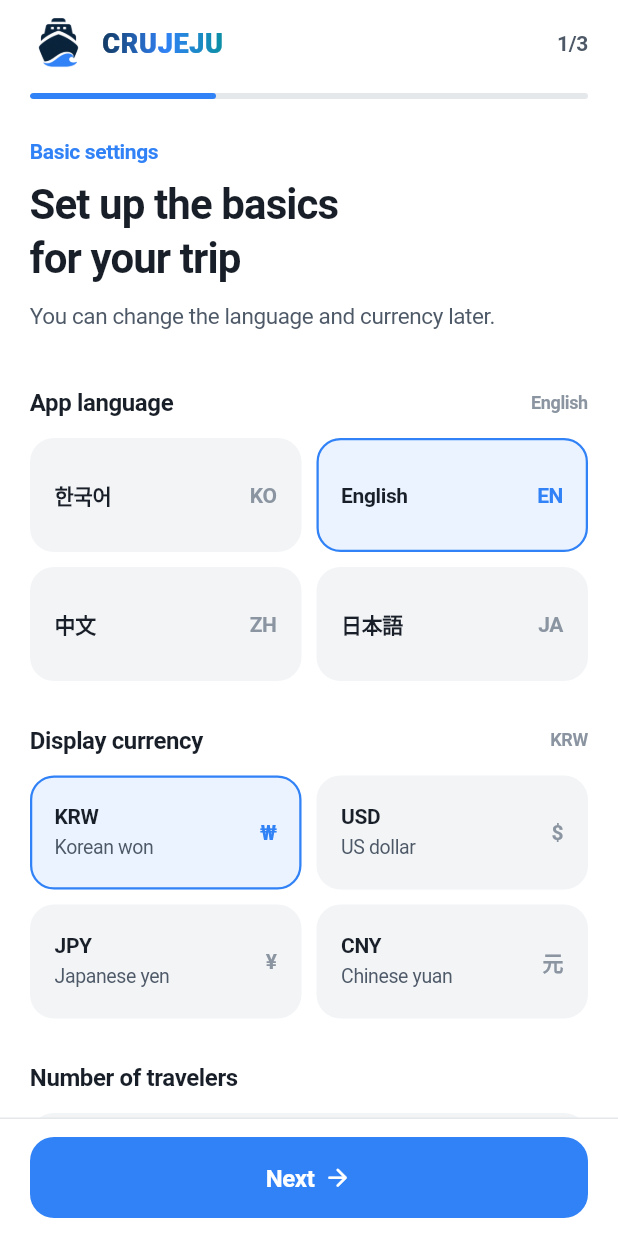
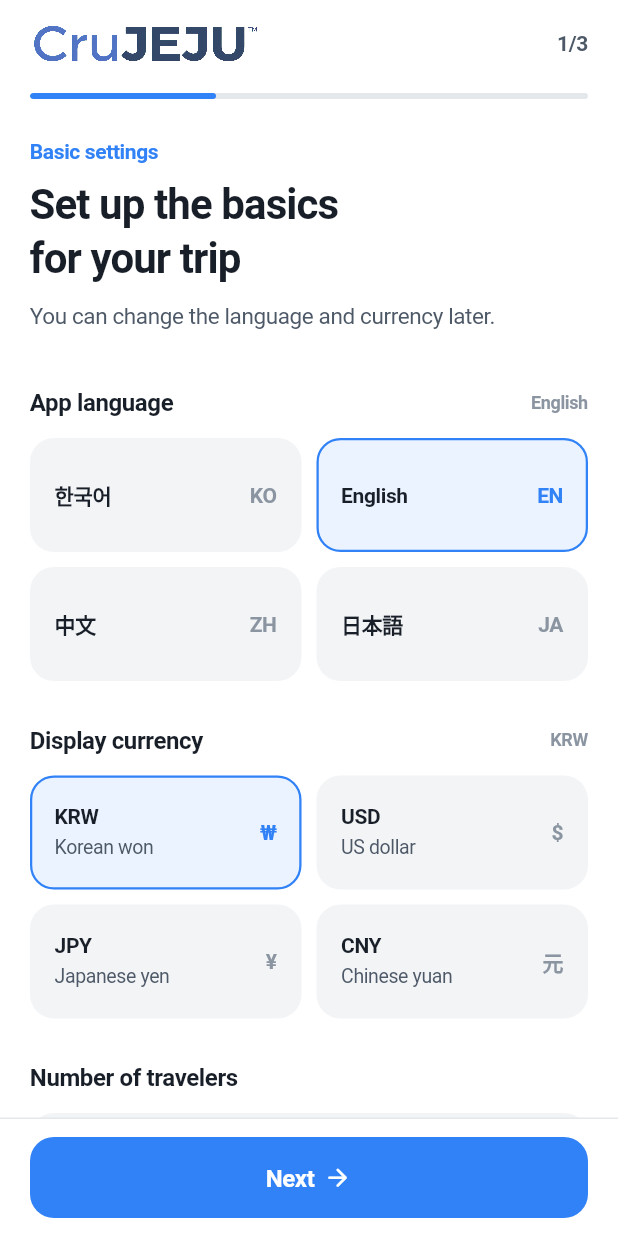
Before and after one commit to jiho01/crujeju, a Flutter app: the screen it shows after launch, after a tap on "English", on a phone screen of 412 x 824 dp. Run offline on Flutter 3.47's test engine with Material 3 defaults, Android fonts, the phone set to English and light mode, and no system bars; our stand-ins replace shared_preferences.

Commit message:
Use new CRUJEJU brand logo

```diff
--- a/lib/screens/onboarding_screen.dart
+++ b/lib/screens/onboarding_screen.dart
@@ -1176,13 +1176,7 @@ class AppLaunchScreen extends StatelessWidget {
           child: Column(
             mainAxisSize: MainAxisSize.min,
             children: [
-              SizedBox(
-                width: 92,
-                height: 92,
-                child: Image.asset('assets/images/crujeju_icon.png'),
-              ),
-              const SizedBox(height: 12),
-              const BrandWordmark(fontSize: 22),
+              const BrandHeaderMark(width: 230, height: 60),
               const SizedBox(height: 24),
               const SizedBox(
                 width: 22,
--- a/lib/widgets/common.dart
+++ b/lib/widgets/common.dart
@@ -2,52 +2,25 @@ import 'package:flutter/material.dart';
 
 import '../theme/app_theme.dart';
 
-class BrandWordmark extends StatelessWidget {
-  const BrandWordmark({super.key, this.fontSize = 20});
+class BrandHeaderMark extends StatelessWidget {
+  const BrandHeaderMark({super.key, this.width = 154, this.height = 38});
 
-  final double fontSize;
+  final double width;
+  final double height;
 
   @override
   Widget build(BuildContext context) {
-    return ShaderMask(
-      blendMode: BlendMode.srcIn,
-      shaderCallback: (bounds) => const LinearGradient(
-        colors: [AppColors.brandNavy, AppColors.brand, AppColors.ocean],
-        stops: [0, .52, 1],
-      ).createShader(bounds),
-      child: Text(
-        'CRUJEJU',
-        style: TextStyle(
-          color: Colors.white,
-          fontSize: fontSize,
-          height: 1.1,
-          fontWeight: FontWeight.w800,
-          letterSpacing: .45,
-        ),
+    return SizedBox(
+      width: width,
+      height: height,
+      child: Image.asset(
+        'assets/images/crujeju_logo_transparent.png',
+        key: const ValueKey('crujeju-brand-logo'),
+        fit: BoxFit.contain,
+        alignment: Alignment.centerLeft,
+        filterQuality: FilterQuality.high,
+        semanticLabel: 'CRUJEJU',
       ),
-    );
-  }
-}
-
-class BrandHeaderMark extends StatelessWidget {
-  const BrandHeaderMark({super.key});
-
-  @override
-  Widget build(BuildContext context) {
-    return Row(
-      mainAxisSize: MainAxisSize.min,
-      children: [
-        SizedBox(
-          width: 38,
-          height: 38,
-          child: Transform.scale(
-            scale: 1.2,
-            child: Image.asset('assets/images/crujeju_icon.png'),
-          ),
-        ),
-        const SizedBox(width: 10),
-        const BrandWordmark(fontSize: 18),
-      ],
     );
   }
 }
```
Also changed, not shown: public/assets/AssetManifest.bin.json (+1 -1 lines), assets/images/crujeju_logo_transparent.png (added), public/assets/assets/images/crujeju_logo_transparent.png (added), 3 other files.
